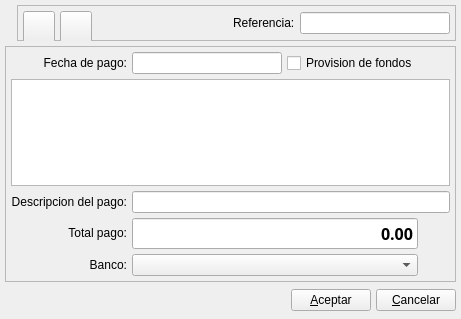
Before: the Qt Designer form bulmages/bulmafact/src/pagobase.ui in eboladev/Bulmages-1, drawn with Qt 5.
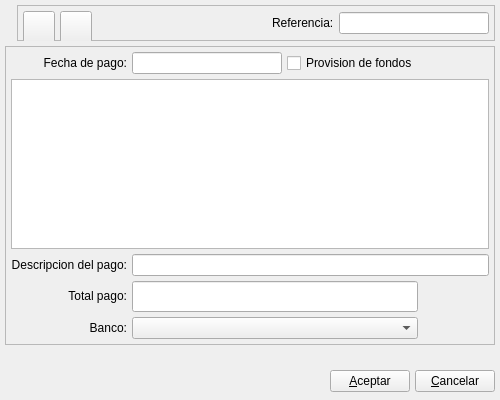
After: the same form once the commit is applied. Icons and pictures are not drawn. Custom widgets are drawn as their Qt base class.

What changed in the file:
```diff
--- a/bulmages/bulmafact/src/pagobase.ui
+++ b/bulmages/bulmafact/src/pagobase.ui
@@ -6,10 +6,16 @@
    <rect>
     <x>0</x>
     <y>0</y>
-    <width>461</width>
-    <height>319</height>
+    <width>500</width>
+    <height>400</height>
    </rect>
   </property>
+  <property name="minimumSize" >
+   <size>
+    <width>500</width>
+    <height>400</height>
+   </size>
+  </property>
   <property name="windowTitle" >
    <string>Nuevo pago a proveedor</string>
   </property>
@@ -365,7 +371,7 @@
          </font>
         </property>
         <property name="text" >
-         <string>0.00</string>
+         <string/>
         </property>
         <property name="alignment" >
          <set>Qt::AlignRight</set>
```
